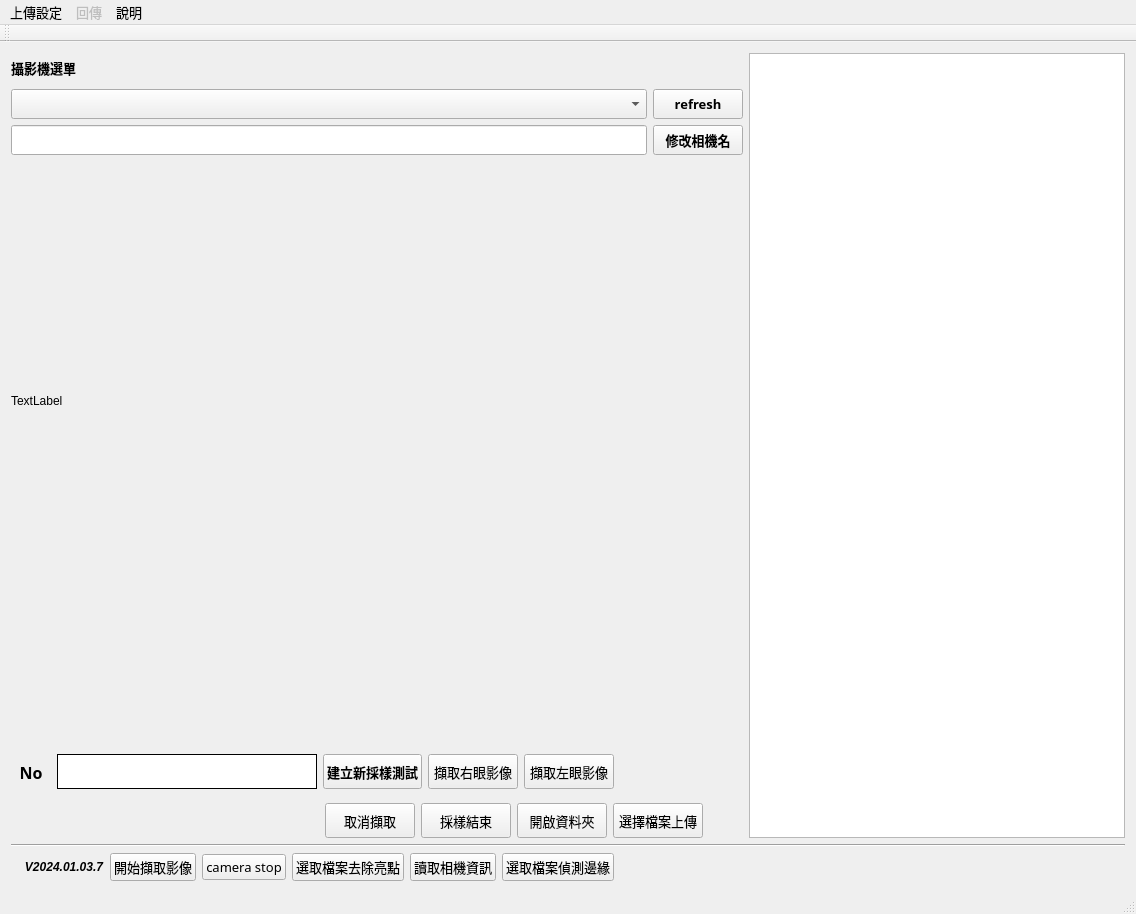
The window that mainwindow.ui (Joya-Chen/eyeT) describes before a commit, drawn with Qt 5.
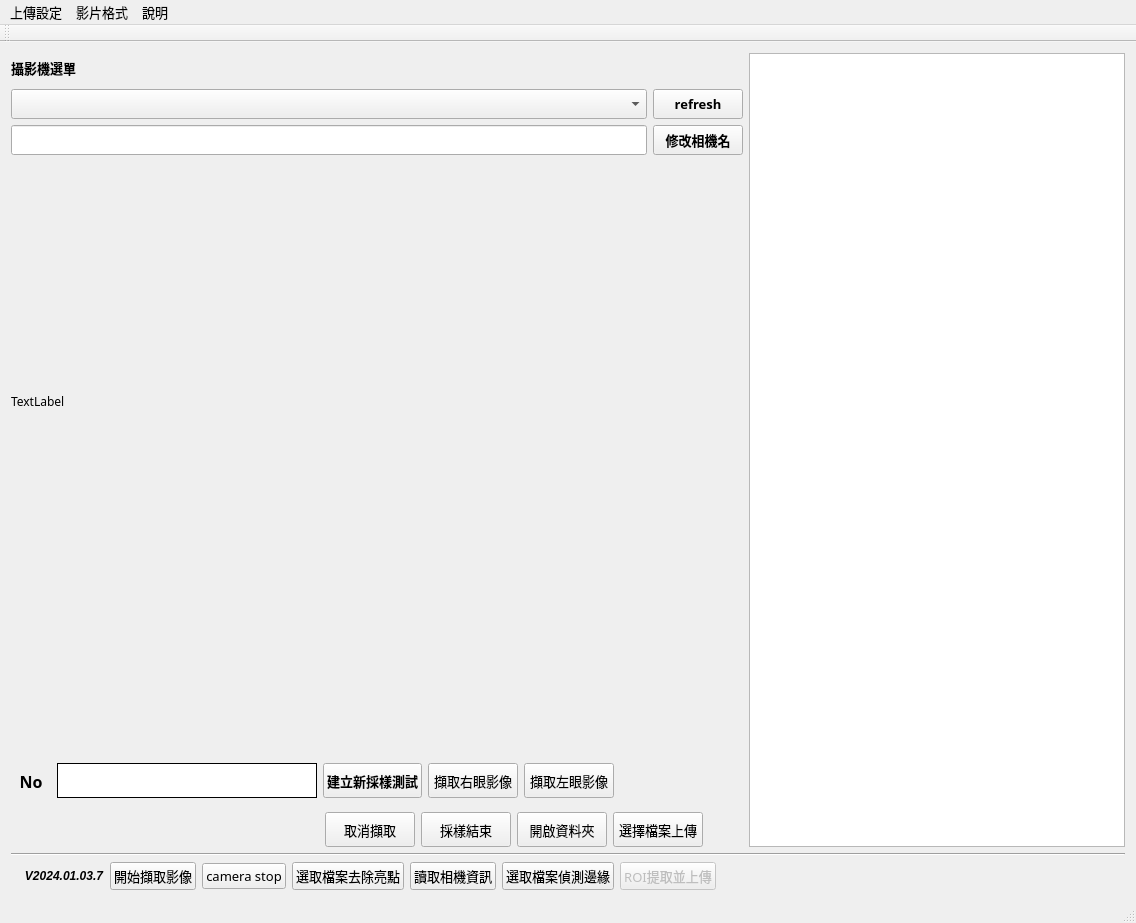
The same window after the commit. Icons and pictures are not drawn.

The edit to the form file:
```diff
--- a/mainwindow.ui
+++ b/mainwindow.ui
@@ -7,7 +7,7 @@
     <x>0</x>
     <y>0</y>
     <width>1136</width>
-    <height>914</height>
+    <height>923</height>
    </rect>
   </property>
   <property name="minimumSize">
@@ -16,6 +16,11 @@
     <height>0</height>
    </size>
   </property>
+  <property name="font">
+   <font>
+    <family>微軟正黑體</family>
+   </font>
+  </property>
   <property name="windowTitle">
    <string>EyeAnalysis</string>
   </property>
@@ -724,6 +729,21 @@
           </property>
          </widget>
         </item>
+        <item>
+         <widget class="QPushButton" name="btnROINUpload">
+          <property name="enabled">
+           <bool>false</bool>
+          </property>
+          <property name="font">
+           <font>
+            <pointsize>10</pointsize>
+           </font>
+          </property>
+          <property name="text">
+           <string>ROI提取並上傳</string>
+          </property>
+         </widget>
+        </item>
         <item>
          <spacer name="horizontalSpacer">
           <property name="orientation">
@@ -772,7 +792,13 @@
    </widget>
    <widget class="QMenu" name="menu_2">
     <property name="enabled">
-     <bool>false</bool>
+     <bool>true</bool>
+    </property>
+    <property name="sizePolicy">
+     <sizepolicy hsizetype="Preferred" vsizetype="Preferred">
+      <horstretch>0</horstretch>
+      <verstretch>0</verstretch>
+     </sizepolicy>
     </property>
     <property name="font">
      <font>
@@ -781,7 +807,7 @@
      </font>
     </property>
     <property name="title">
-     <string>回傳</string>
+     <string>影片格式</string>
     </property>
    </widget>
    <widget class="QMenu" name="menu_3">
```
Left out of the diff: 9 changed lines with no effect on the pictures.
